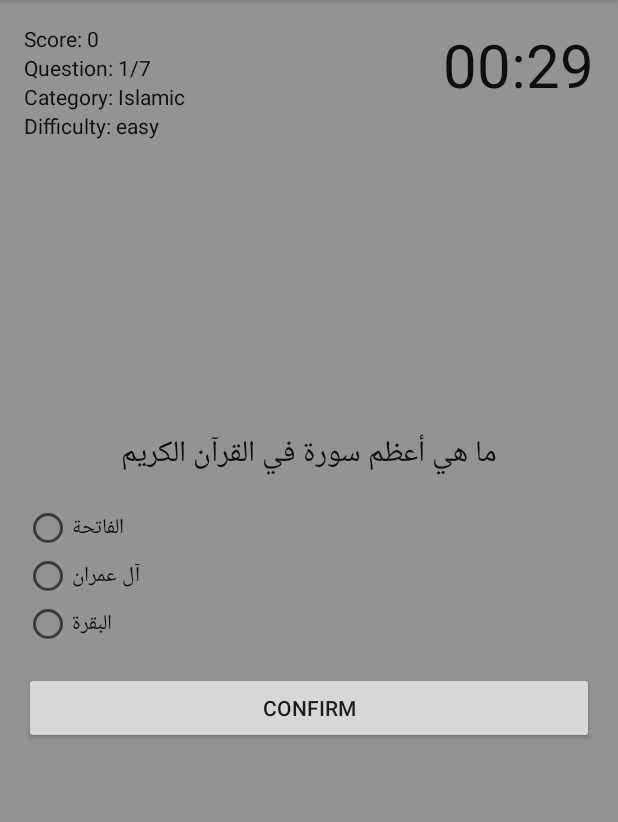
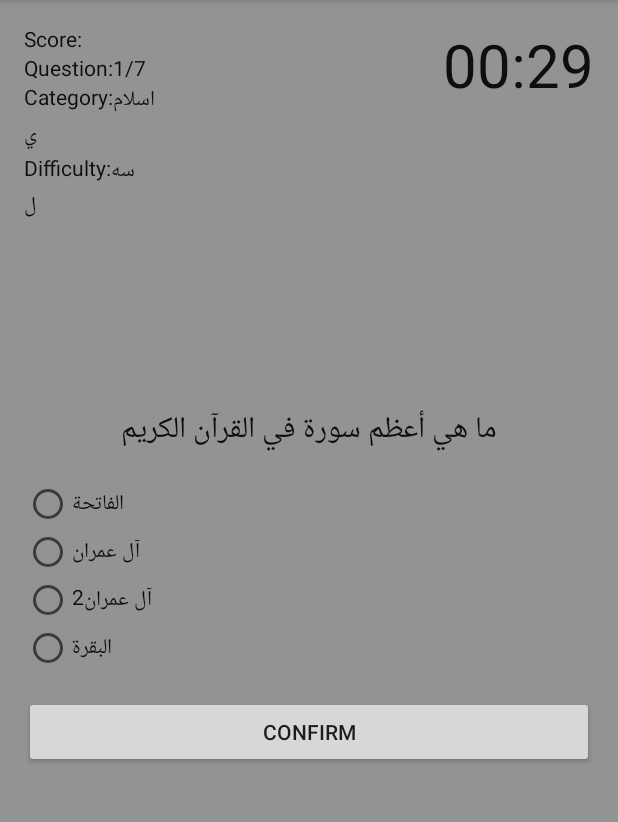
Before and after one commit to alyabroudy1/quizAppAndroid, an Android app: the screen it shows after launch (QuizActivity), after a tap on "START QUIZ", on a phone screen of 412 x 824 dp, the part 84-906 px from its top. Run offline under Robolectric (Android 15) with nearby library versions, the phone set to English and light mode, and no system bars.

Commit message:
translation to arabic

```diff
--- a/app/src/main/java/com/example/quiz/Category.java
+++ b/app/src/main/java/com/example/quiz/Category.java
@@ -2,11 +2,11 @@ package com.example.quiz;
 
 public class Category {
     public static final int ISLAMIC = 1;
-    public static final String ISLAMIC_CATEGORY_NAME ="Islamic";
+    public static final String ISLAMIC_CATEGORY_NAME ="اسلامي";
     public static final int GEOGRAPHY = 2;
-    public static final String GEOGRAPHY_CATEGORY_NAME ="Geography";
+    public static final String GEOGRAPHY_CATEGORY_NAME ="جغرافیا";
     public static final int MATH = 3;
-    public static final String MATH_CATEGORY_NAME ="Math";
+    public static final String MATH_CATEGORY_NAME ="رياضيات";
 
     private int id;
     private String name;
--- a/app/src/main/java/com/example/quiz/Question.java
+++ b/app/src/main/java/com/example/quiz/Question.java
@@ -5,15 +5,16 @@ import android.os.Parcelable;
 
 public class Question implements Parcelable {
     //for difficulty
-    public static final String DIFFICULTY_EASY = "easy";
-    public static final String DIFFICULTY_MEDIUM = "medium";
-    public static final String DIFFICULTY_HARD = "hard";
+    public static final String DIFFICULTY_EASY = "سهل";
+    public static final String DIFFICULTY_MEDIUM = "متوسط";
+    public static final String DIFFICULTY_HARD = "صعب";
 
     private int id;
     private String question;
     private String option1;
     private String option2;
     private String option3;
+    private String option4;
     private int answerNr;
     private String difficulty;
     private int categoryID;
@@ -22,11 +23,12 @@ public class Question implements Parcelable {
     public Question(){}
 
     public Question(String question, String option1, String option2,
-                    String option3, int answerNr, String difficulty, int categoryID) {
+                    String option3, String option4, int answerNr, String difficulty, int categoryID) {
         this.question = question;
         this.option1 = option1;
         this.option2 = option2;
         this.option3 = option3;
+        this.option4 = option4;
         this.answerNr = answerNr;
         this.difficulty = difficulty;
         this.categoryID = categoryID;
@@ -38,6 +40,7 @@ public class Question implements Parcelable {
         option1 = in.readString();
         option2 = in.readString();
         option3 = in.readString();
+        option4 = in.readString();
         answerNr = in.readInt();
         difficulty = in.readString();
         categoryID = in.readInt();
@@ -50,6 +53,7 @@ public class Question implements Parcelable {
         dest.writeString(option1);
         dest.writeString(option2);
         dest.writeString(option3);
+        dest.writeString(option4);
         dest.writeInt(answerNr);
         dest.writeString(difficulty);
         dest.writeInt(categoryID);
@@ -112,6 +116,14 @@ public class Question implements Parcelable {
         this.option3 = option3;
     }
 
+    public String getOption4() {
+        return option4;
+    }
+
+    public void setOption4(String option4) {
+        this.option4 = option4;
+    }
+
     public int getAnswerNr() {
         return answerNr;
     }
--- a/app/src/main/java/com/example/quiz/QuizActivity.java
+++ b/app/src/main/java/com/example/quiz/QuizActivity.java
@@ -44,6 +44,7 @@ public class QuizActivity extends AppCompatActivity {
     private RadioButton rb1;
     private RadioButton rb2;
     private RadioButton rb3;
+    private RadioButton rb4;
 
     private Button buttonConfirmNext;
 
@@ -83,6 +84,7 @@ public class QuizActivity extends AppCompatActivity {
         rb1 = findViewById(R.id.radio_button1);
         rb2 = findViewById(R.id.radio_button2);
         rb3 = findViewById(R.id.radio_button3);
+        rb4 = findViewById(R.id.radio_button4);
         buttonConfirmNext = findViewById(R.id.button_confirm_next);
 
         textColorDefaultRb = rb1.getTextColors();
@@ -95,8 +97,8 @@ public class QuizActivity extends AppCompatActivity {
         String categoryName = intent.getStringExtra(StartingScreenActivity.EXTRA_CATEGORY_NAME);
         String difficulty = intent.getStringExtra(StartingScreenActivity.EXTRA_DIFFICULTY);
 
-        textViewDifficulty.setText("Difficulty: " + difficulty);
-        textViewCategory.setText("Category: " + categoryName);
+        textViewDifficulty.setText(String.format("%s%s", getResources().getString(R.string.quiz_page_difficulty_text), difficulty));
+        textViewCategory.setText(String.format("%s%s", getResources().getString(R.string.quiz_page_category_text), categoryName));
 
         //check if the app i restored from a destroyed activity like rotate
         if (savedInstanceState == null) {
@@ -128,10 +130,10 @@ public class QuizActivity extends AppCompatActivity {
             @Override
             public void onClick(View v) {
                 if (!answered){
-                    if (rb1.isChecked() || rb2.isChecked() || rb3.isChecked()){
+                    if (rb1.isChecked() || rb2.isChecked() || rb3.isChecked() || rb4.isChecked()){
                         checkAnswer();
                     }else {
-                        Toast.makeText(QuizActivity.this, "Please Select an answer", Toast.LENGTH_LONG).show();
+                        Toast.makeText(QuizActivity.this, getResources().getString(R.string.quiz_page_select_answer_text), Toast.LENGTH_LONG).show();
                     }
                 }else {
                     showNextQuestion();
@@ -145,6 +147,7 @@ public class QuizActivity extends AppCompatActivity {
         rb1.setTextColor(textColorDefaultRb); //set radioButton color to its default
         rb2.setTextColor(textColorDefaultRb);
         rb3.setTextColor(textColorDefaultRb);
+        rb4.setTextColor(textColorDefaultRb);
         rbGroup.clearCheck(); //clear the previous selection
 
         if (questionCounter < questionCounterTotal){
@@ -154,11 +157,13 @@ public class QuizActivity extends AppCompatActivity {
             rb1.setText(currentQuestion.getOption1());
             rb2.setText(currentQuestion.getOption2());
             rb3.setText(currentQuestion.getOption3());
+            rb4.setText(currentQuestion.getOption4());
 
             questionCounter++;
-            textViewQuestionCount.setText("Question: "+questionCounter + "/" + questionCounterTotal);
+            textViewQuestionCount.setText(String.format("%s%s/%s", getResources().getString(R.string.quiz_page_question_count_text),questionCounter, questionCounterTotal));
             answered= false;
-            buttonConfirmNext.setText("Confirm");
+            buttonConfirmNext.setText(getResources().getString(R.string.quiz_page_confirm_next_text));
+            //buttonConfirmNext.setText("Confirm");
 
             //start the time counter
             timeLeftInMillis = COUNTDOWN_IN_MILLIS;
@@ -209,7 +214,7 @@ public class QuizActivity extends AppCompatActivity {
         int answerNr = rbGroup.indexOfChild(rbSelected) + 1; // to get the index of the selected button and as our answer starts from one, we add one to the index
         if (answerNr == currentQuestion.getAnswerNr()){//compare user answer with the correct answer
             score++;
-            textViewScore.setText("Score: "+ score);
+            textViewScore.setText(String.format("%s%s", getResources().getString(R.string.quiz_page_score_text), score));
         }
         showSolution();
     }
@@ -218,25 +223,30 @@ public class QuizActivity extends AppCompatActivity {
         rb1.setTextColor(Color.RED);
         rb2.setTextColor(Color.RED);
         rb3.setTextColor(Color.RED);
+        rb4.setTextColor(Color.RED);
 
         switch (currentQuestion.getAnswerNr()){
             case 1:
                 rb1.setTextColor(Color.GREEN);
-                textViewQuestion.setText("Answer 1 is correct");
+                textViewQuestion.setText(getResources().getString(R.string.quiz_page_first_answer_correct_text));
                 break;
             case 2:
                 rb2.setTextColor(Color.GREEN);
-                textViewQuestion.setText("Answer 2 is correct");
+                textViewQuestion.setText(getResources().getString(R.string.quiz_page_second_answer_correct_text));
                 break;
             case 3:
                 rb3.setTextColor(Color.GREEN);
-                textViewQuestion.setText("Answer 3 is correct");
+                textViewQuestion.setText(getResources().getString(R.string.quiz_page_third_answer_correct_text));
+                break;
+            case 4:
+                rb4.setTextColor(Color.GREEN);
+                textViewQuestion.setText(getResources().getString(R.string.quiz_page_fourth_answer_correct_text));
                 break;
         }
         if (questionCounter < questionCounterTotal){
-            buttonConfirmNext.setText("Next");
+            buttonConfirmNext.setText(getResources().getString(R.string.quiz_page_next_text));
         }else {
-            buttonConfirmNext.setText("Finish");
+            buttonConfirmNext.setText(getResources().getString(R.string.quiz_page_finish_text));
         }
     }
 
@@ -255,7 +265,7 @@ public class QuizActivity extends AppCompatActivity {
         if (backPressedTime + 2000 > System.currentTimeMillis()){
             finishQuiz();
         }else {
-            Toast.makeText(this, "Press back again to finish", Toast.LENGTH_SHORT).show();
+            Toast.makeText(this, getResources().getString(R.string.quiz_page_press_back_to_exit_text), Toast.LENGTH_SHORT).show();
         }
         backPressedTime = System.currentTimeMillis();
     }
--- a/app/src/main/java/com/example/quiz/QuizContract.java
+++ b/app/src/main/java/com/example/quiz/QuizContract.java
@@ -17,6 +17,7 @@ public final class QuizContract {
         public static final String COLUMN_OPTION1 = "option1";
         public static final String COLUMN_OPTION2 = "option2";
         public static final String COLUMN_OPTION3 = "option3";
+        public static final String COLUMN_OPTION4 = "option4";
         public static final String COLUMN_ANSWER_NR = "answer_nr";
         public static final String COLUMN_DIFFICULTY = "difficulty";
         public static final String COLUMN_CATEGORY_ID = "category_id";
--- a/app/src/main/java/com/example/quiz/QuizDbHelper.java
+++ b/app/src/main/java/com/example/quiz/QuizDbHelper.java
@@ -51,6 +51,7 @@ public class QuizDbHelper extends SQLiteOpenHelper {
                 QuestionsTable.COLUMN_OPTION1 + " TEXT, "+
                 QuestionsTable.COLUMN_OPTION2 + " TEXT, "+
                 QuestionsTable.COLUMN_OPTION3 + " TEXT, "+
+                QuestionsTable.COLUMN_OPTION4 + " TEXT, "+
                 QuestionsTable.COLUMN_ANSWER_NR + " INTEGER, "+
                 QuestionsTable.COLUMN_DIFFICULTY + " TEXT, "+
                 QuestionsTable.COLUMN_CATEGORY_ID + " INTEGER, "+
@@ -95,18 +96,33 @@ public class QuizDbHelper extends SQLiteOpenHelper {
 
     private void fillQuestionsTable() {
 
-        Question q1 = new Question("أكبر شبه جزيرة في العالم",
-                "شبه الجزيرة العربية", "شبه الجزيرة الأمريكية", "شبه الجزيرة الكورية", 1,
+        Question q1 = new Question(
+                "أكبر شبه جزيرة في العالم",
+                "شبه الجزيرة العربية",
+                "شبه الجزيرة الأمريكية",
+                "شبه الجزيرة الكورية",
+                "شبه الجزيرة الكورية2",
+                1,
                 Question.DIFFICULTY_EASY, Category.GEOGRAPHY);
         addQuestion(q1);
 
-        Question q2 = new Question("أطول نهر في العالم",
-                "نهر الامازون", "نهر النيل", "نهر الفرات ", 2,
+        Question q2 = new Question(
+                "أطول نهر في العالم",
+                "نهر الامازون",
+                "نهر النيل",
+                "نهر الفرات ",
+                "نهر الفرات2 ",
+                2,
                 Question.DIFFICULTY_EASY, Category.GEOGRAPHY);
         addQuestion(q2);
 
-        Question q3 = new Question("يلتقي عندها البحر المتوسط بالبحر الأحمر",
-                "رأس الرجاء الصالح", "قناة السبيل", "قناة السويس", 3,
+        Question q3 = new Question(
+                "يلتقي عندها البحر المتوسط بالبحر الأحمر",
+                "رأس الرجاء الصالح",
+                "رأس الرجاء الصالح2",
+                "قناة السبيل",
+                "قناة السويس",
+                3,
                 Question.DIFFICULTY_EASY, Category.GEOGRAPHY);
         addQuestion(q3);
 
@@ -115,6 +131,7 @@ public class QuizDbHelper extends SQLiteOpenHelper {
                 "تركيا",
                 "البحر المتوسط",
                 "العراق",
+                "العراق2",
                 2,
                 Question.DIFFICULTY_EASY, Category.GEOGRAPHY);
         addQuestion(q4);
@@ -122,6 +139,7 @@ public class QuizDbHelper extends SQLiteOpenHelper {
         Question q5 = new Question(
                 "صحابي صلى النبي على آله فقال اللهم صلى على آل ابي فلان من هو",
                 "أبو بكر ",
+                "أبو بكر 1",
                 "ابن أبي أوفى",
                 "عمر الخطاب ",
                 2,
@@ -132,6 +150,7 @@ public class QuizDbHelper extends SQLiteOpenHelper {
                 "صحابي فداه النبي بأبيه وأمه يوم أحد فقال ارم فداك أبي وأمي",
                 "علي بن أبي طالب ",
                 "حمزة بن عبدالمطلب ",
+                "حمزة بن عبدالمطلب 2",
                 "سعد بن مالك",
                 3,
                 Question.DIFFICULTY_EASY, Category.ISLAMIC);
@@ -140,6 +159,7 @@ public class QuizDbHelper extends SQLiteOpenHelper {
         Question q7 = new Question(
                 "بماذا كانت تسمى المدينة النبوية قبل الهجرة",
                 "يثرب",
+                "مكة2",
                 "مكة",
                 "الطائف",
                 1,
@@ -149,6 +169,7 @@ public class QuizDbHelper extends SQLiteOpenHelper {
         Question q8 = new Question(
                 "من هو أبو الأنبياء",
                 "إسماعيل ",
+                "نوح2",
                 "نوح",
                 "إبراهيم",
                 3,
@@ -160,6 +181,7 @@ public class QuizDbHelper extends SQLiteOpenHelper {
                 "آية الدين",
                 "آية الكرسي ",
                 "آية الربا",
+                "آية الربا2",
                 2,
                 Question.DIFFICULTY_EASY, Category.ISLAMIC);
         addQuestion(q9);
@@ -168,6 +190,7 @@ public class QuizDbHelper extends SQLiteOpenHelper {
                 "ما هي أعظم سورة في القرآن الكريم",
                 "الفاتحة",
                 "آل عمران",
+                "آل عمران2",
                 "البقرة",
                 1,
                 Question.DIFFICULTY_EASY, Category.ISLAMIC);
@@ -175,6 +198,7 @@ public class QuizDbHelper extends SQLiteOpenHelper {
 
         Question q11 = new Question(
                 "سيف سله الله على الكافرين",
+                "علي بن أبي طالب2",
                 "علي بن أبي طالب",
                 "خالد بن الوليد",
                 "عمر بن الخطاب",
@@ -191,6 +215,7 @@ public class QuizDbHelper extends SQLiteOpenHelper {
         cv.put(QuestionsTable.COLUMN_OPTION1, question.getOption1());
         cv.put(QuestionsTable.COLUMN_OPTION2, question.getOption2());
         cv.put(QuestionsTable.COLUMN_OPTION3, question.getOption3());
+        cv.put(QuestionsTable.COLUMN_OPTION4, question.getOption4());
         cv.put(QuestionsTable.COLUMN_ANSWER_NR, question.getAnswerNr());
         cv.put(QuestionsTable.COLUMN_DIFFICULTY, question.getDifficulty());
         cv.put(QuestionsTable.COLUMN_CATEGORY_ID, question.getCategoryID());
@@ -226,6 +251,7 @@ public class QuizDbHelper extends SQLiteOpenHelper {
                 question.setOption1(c.getString(c.getColumnIndex(QuestionsTable.COLUMN_OPTION1)));
                 question.setOption2(c.getString(c.getColumnIndex(QuestionsTable.COLUMN_OPTION2)));
                 question.setOption3(c.getString(c.getColumnIndex(QuestionsTable.COLUMN_OPTION3)));
+                question.setOption4(c.getString(c.getColumnIndex(QuestionsTable.COLUMN_OPTION4)));
                 question.setAnswerNr(c.getInt(c.getColumnIndex(QuestionsTable.COLUMN_ANSWER_NR)));
                 question.setDifficulty(c.getString(c.getColumnIndex(QuestionsTable.COLUMN_DIFFICULTY)));
                 question.setCategoryID(c.getInt(c.getColumnIndex(QuestionsTable.COLUMN_CATEGORY_ID)));
@@ -262,6 +288,7 @@ public class QuizDbHelper extends SQLiteOpenHelper {
                 question.setOption1(c.getString(c.getColumnIndex(QuestionsTable.COLUMN_OPTION1)));
                 question.setOption2(c.getString(c.getColumnIndex(QuestionsTable.COLUMN_OPTION2)));
                 question.setOption3(c.getString(c.getColumnIndex(QuestionsTable.COLUMN_OPTION3)));
+                question.setOption4(c.getString(c.getColumnIndex(QuestionsTable.COLUMN_OPTION4)));
                 question.setAnswerNr(c.getInt(c.getColumnIndex(QuestionsTable.COLUMN_ANSWER_NR)));
                 question.setDifficulty(c.getString(c.getColumnIndex(QuestionsTable.COLUMN_DIFFICULTY)));
                 question.setCategoryID(c.getInt(c.getColumnIndex(QuestionsTable.COLUMN_CATEGORY_ID)));
--- a/app/src/main/java/com/example/quiz/StartingScreenActivity.java
+++ b/app/src/main/java/com/example/quiz/StartingScreenActivity.java
@@ -108,12 +108,12 @@ public class StartingScreenActivity extends AppCompatActivity {
     private void loadHighScore(){
         SharedPreferences prefs = getSharedPreferences(SHARED_PREFS, MODE_PRIVATE);
         highScore = prefs.getInt(KEY_HIGH_SCORE, 0);
-        textViewHighScore.setText("HighScore: "+ highScore);
+        textViewHighScore.setText(String.format("%s%s", getResources().getString(R.string.home_page_high_score_text), highScore));
     }
 
     private void updateHighScore(int highScoreNew) {
         highScore = highScoreNew;
-        textViewHighScore.setText("HighScore: "+ highScore);
+        textViewHighScore.setText(String.format("%s%s", getResources().getString(R.string.home_page_high_score_text), highScore));
         SharedPreferences prefs = getSharedPreferences(SHARED_PREFS, MODE_PRIVATE);
         SharedPreferences.Editor editor = prefs.edit();
         editor.putInt(KEY_HIGH_SCORE, highScore);
--- a/app/src/main/res/layout/activity_quiz.xml
+++ b/app/src/main/res/layout/activity_quiz.xml
@@ -41,6 +41,7 @@
         android:layout_below="@id/text_view_category"
         android:text="@string/quiz_page_difficulty_text"
         android:textColor="@color/quiz_page_text"
+        android:layout_marginBottom="16dp"
         android:freezesText="true"/>
 
     <TextView
@@ -94,6 +95,14 @@
             android:text="@string/quiz_page_option_three_text"
             android:textColor="@color/quiz_page_text"
             android:freezesText="true"/>
+
+        <RadioButton
+            android:id="@+id/radio_button4"
+            android:layout_width="wrap_content"
+            android:layout_height="wrap_content"
+            android:text="@string/quiz_page_option_four_text"
+            android:textColor="@color/quiz_page_text"
+            android:freezesText="true"/>
     </RadioGroup>
 
     <Button
--- a/app/src/main/res/values/strings.xml
+++ b/app/src/main/res/values/strings.xml
@@ -1,16 +1,25 @@
 <resources>
     <string name="app_name">quiz</string>
     <string name="home_page_title">Quiz</string>
-    <string name="home_page_high_score_text">High score: 0</string>
-    <string name="home_page_button_text">Start Quiz</string>
-    <string name="quiz_page_score_text">Score: 0</string>
-    <string name="quiz_page_question_count_text">Question: 1/x</string>
+    <string name="home_page_high_score_text">High score: </string>
+    <string name="home_page_button_text">Start Quiz </string>
+    <string name="quiz_page_score_text">Score: </string>
+    <string name="quiz_page_question_count_text">Question: </string>
     <string name="quiz_page_countdown_text">00:30</string>
-    <string name="quiz_page_question_text">First Question</string>
-    <string name="quiz_page_option_one_text">Option 1</string>
-    <string name="quiz_page_option_two_text">Option 2</string>
-    <string name="quiz_page_option_three_text">Option 3</string>
-    <string name="quiz_page_confirm_next_text">Confirm</string>
+    <string name="quiz_page_question_text">First Question </string>
+    <string name="quiz_page_option_one_text">Option 1 </string>
+    <string name="quiz_page_option_two_text">Option 2 </string>
+    <string name="quiz_page_option_three_text">Option 3 </string>
+    <string name="quiz_page_option_four_text">Option 4 </string>
+    <string name="quiz_page_confirm_next_text">Confirm </string>
+    <string name="quiz_page_next_text">Next </string>
+    <string name="quiz_page_finish_text">Finish </string>
     <string name="quiz_page_difficulty_text">Difficulty: </string>
     <string name="quiz_page_category_text">Category: </string>
+    <string name="quiz_page_select_answer_text">Please select an answer </string>
+    <string name="quiz_page_first_answer_correct_text">First answer is correct </string>
+    <string name="quiz_page_second_answer_correct_text">Second answer is correct </string>
+    <string name="quiz_page_third_answer_correct_text">Third answer is correct </string>
+    <string name="quiz_page_fourth_answer_correct_text">Fourth answer is correct </string>
+    <string name="quiz_page_press_back_to_exit_text">Press back again to finish </string>
 </resources>
```
Also changed, not shown: 1 other file.
